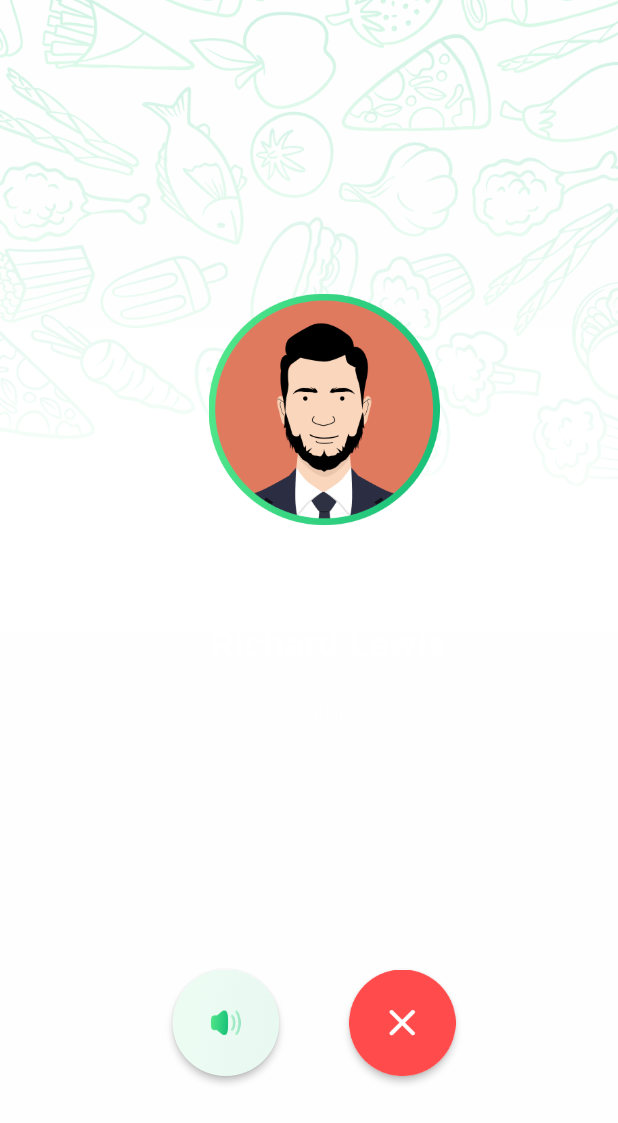
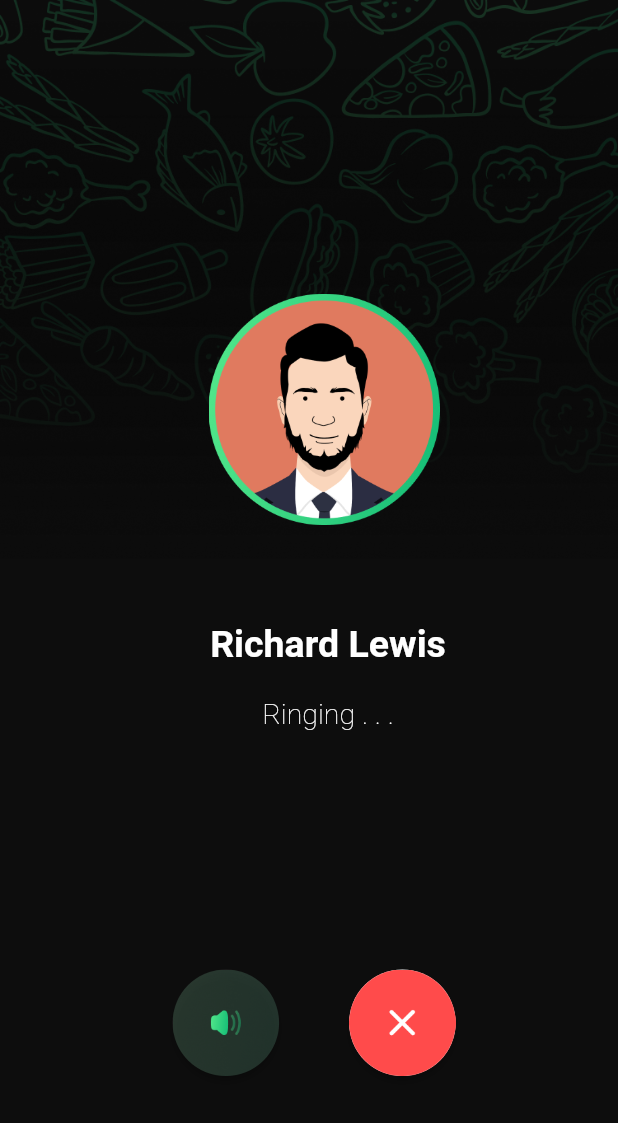
Before and after one commit to Ibrokihimbek/Masmas-Food, a Flutter app: the Call_Ringing_page screen opened directly, on a phone screen of 412 x 824 dp. Shown: the top 1123 px of the screen. Run offline on Flutter 3.47's test engine with Material 2 defaults, Android fonts, the phone set to English and light mode, and no system bars; our stand-ins replace flutter_screenutil, flutter_svg; Roboto replaces fonts that are missing (BentonSans Bold).

Commit message:
add dark mode

```diff
--- a/masmasfod/lib/main.dart
+++ b/masmasfod/lib/main.dart
@@ -32,6 +32,7 @@ class MyApp extends StatelessWidget {
         return MaterialApp(
             debugShowCheckedModeBanner: false,
             title: 'Masmas Food',
+
             themeMode: ThemeMode.dark,
             darkTheme: MyThemes.themeDark,
             // darkTheme: MyThemes.themeLight,
--- a/masmasfod/lib/scrrens/call_ringing.dart
+++ b/masmasfod/lib/scrrens/call_ringing.dart
@@ -7,6 +7,8 @@ import 'package:masmasfod/utils/colors.dart';
 import 'package:masmasfod/utils/images.dart';
 import 'package:masmasfod/utils/styles.dart';
 import 'package:masmasfod/utils/gradient_text.dart';
+
+bool isDark = false;
 
 class Call_Ringing_page extends StatefulWidget {
   const Call_Ringing_page({super.key});
@@ -26,13 +28,18 @@ Image image = Image.asset(
 class _Call_Ringing_pageState extends State<Call_Ringing_page> {
   @override
   Widget build(BuildContext context) {
+    isDark = Theme.of(context).brightness == Brightness.dark;
+
     return Scaffold(
-      backgroundColor: MyColors.C_FEFEFF,
+      backgroundColor: Theme.of(context).scaffoldBackgroundColor,
       body: SafeArea(
         child: Container(
-          decoration: const BoxDecoration(
+          decoration: BoxDecoration(
+            color: isDark ? MyColors.C_0D0D0D : MyColors.C_FEFEFF,
             image: DecorationImage(
-                image: AssetImage(MyImages.image_bg2), fit: BoxFit.cover),
+                image: AssetImage(
+                    isDark ? MyImages.image_bg_dark : MyImages.image_bg2),
+                fit: BoxFit.cover),
           ),
           padding: const EdgeInsets.only(top: 38, left: 20).r,
           child: Column(
@@ -100,7 +107,9 @@ class _Call_Ringing_pageState extends State<Call_Ringing_page> {
                           },
                           child: image,
                           style: ElevatedButton.styleFrom(
-                            backgroundColor: MyColors.C_FFFFFF,
+                            backgroundColor: isDark
+                                ? MyColors.C_F4F4F4.withOpacity(0.1)
+                                : MyColors.C_FFFFFF,
                             shape: CircleBorder(),
                           ),
                         ),
--- a/masmasfod/lib/scrrens/upload_photo_page.dart
+++ b/masmasfod/lib/scrrens/upload_photo_page.dart
@@ -65,11 +65,11 @@ class _Upload_Photo_pageState extends State<Upload_Photo_page> {
               SizedBox(
                 height: 20.h,
               ),
-              buildButton(MyImages.gallery),
+              buildButton(isDark? MyImages.phptp_dark: MyImages.gallery),
               SizedBox(
                 height: 17.h,
               ),
-              buildButton(MyImages.camera),
+              buildButton(isDark? MyImages.photo_1_dark: MyImages.camera),
               SizedBox(
                 height: 195.h,
               ),
--- a/masmasfod/lib/utils/images.dart
+++ b/masmasfod/lib/utils/images.dart
@@ -51,4 +51,6 @@ class MyImages {
   static const x = 'assets/images/x.png';
   static const seting_dark = 'assets/images/seting_dark.png';
   static const image_bg4_dark = 'assets/images/background_4_dark.png';
+  static const photo_1_dark = 'assets/images/photo_1_dark.png';
+  static const phptp_dark = 'assets/images/photo_dark.png';
 }
```
Also changed, not shown: masmasfod/lib/scrrens/explore_1_page.dart (+22 -6 lines), masmasfod/assets/images/photo_1_dark.png (added), masmasfod/assets/images/photo_dark.png (added).
